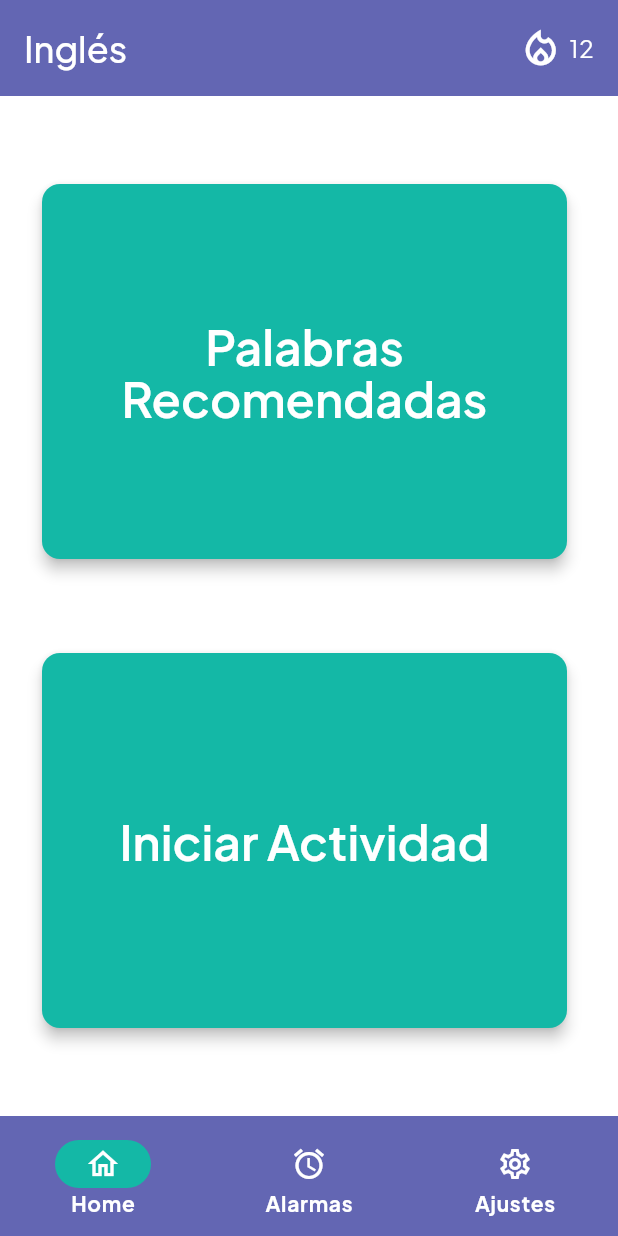
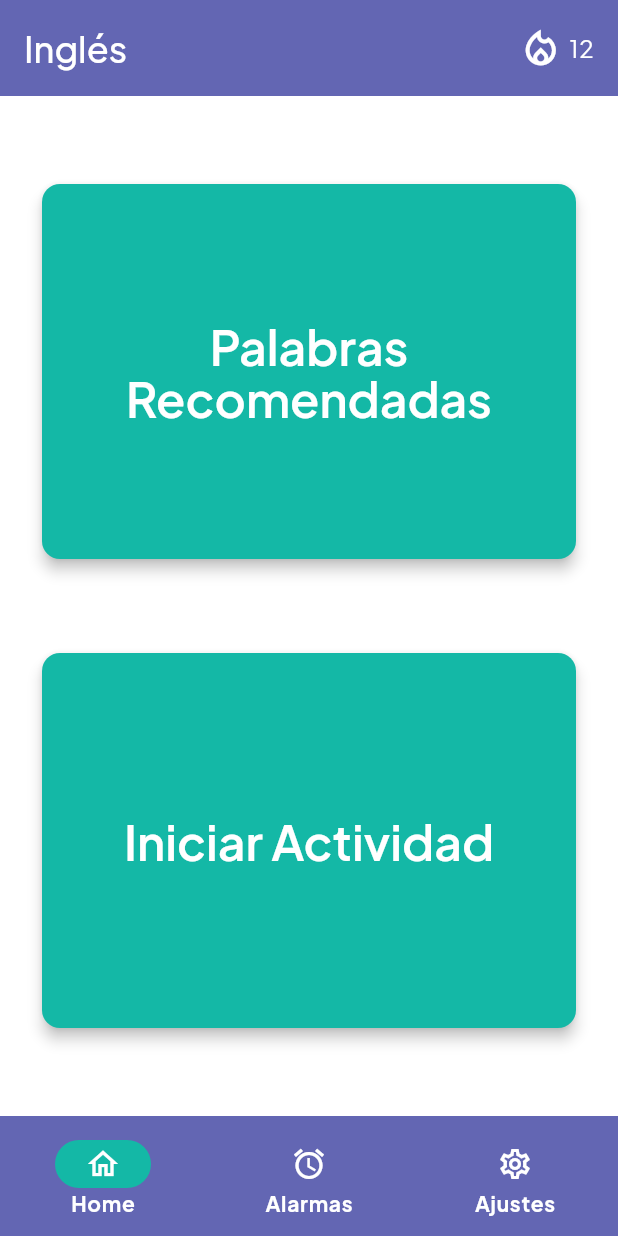
Before and after one commit to JulianaFFF/wordup-movil, a Flutter app: the screen it shows after launch, on a phone screen of 412 x 824 dp. Run offline on Flutter 3.47's test engine with Material 3 defaults, Android fonts, the phone set to English and light mode, and no system bars; our stand-ins replace google_fonts.

Commit message:
Fix: alineación de botones

```diff
--- a/lib/screens/home_screen.dart
+++ b/lib/screens/home_screen.dart
@@ -30,9 +30,10 @@ class HomeScreen extends StatelessWidget {
         padding: const EdgeInsets.symmetric(horizontal: 24),
         child: Column(
           mainAxisAlignment: MainAxisAlignment.spaceEvenly,
+          crossAxisAlignment: CrossAxisAlignment.stretch,
           children: [
-            BigButton(label: 'Palabras\nRecomendadas', onTap: () {}, height: 250, width: 350,),
-            BigButton(label: 'Iniciar Actividad', onTap: onStartActivity, height: 250, width: 350,),
+            BigButton(label: 'Palabras\nRecomendadas', onTap: () {}, height: 250),
+            BigButton(label: 'Iniciar Actividad', onTap: onStartActivity, height: 250),
           ],
         ),
       ),
```
Also changed, not shown: pubspec.lock.
